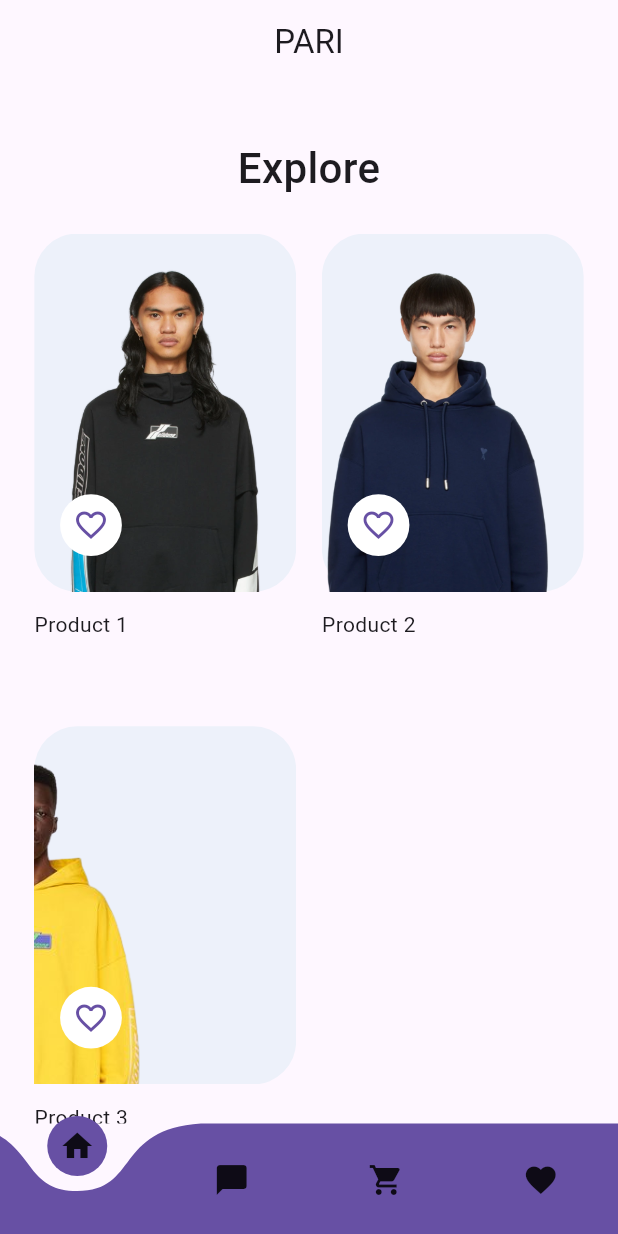
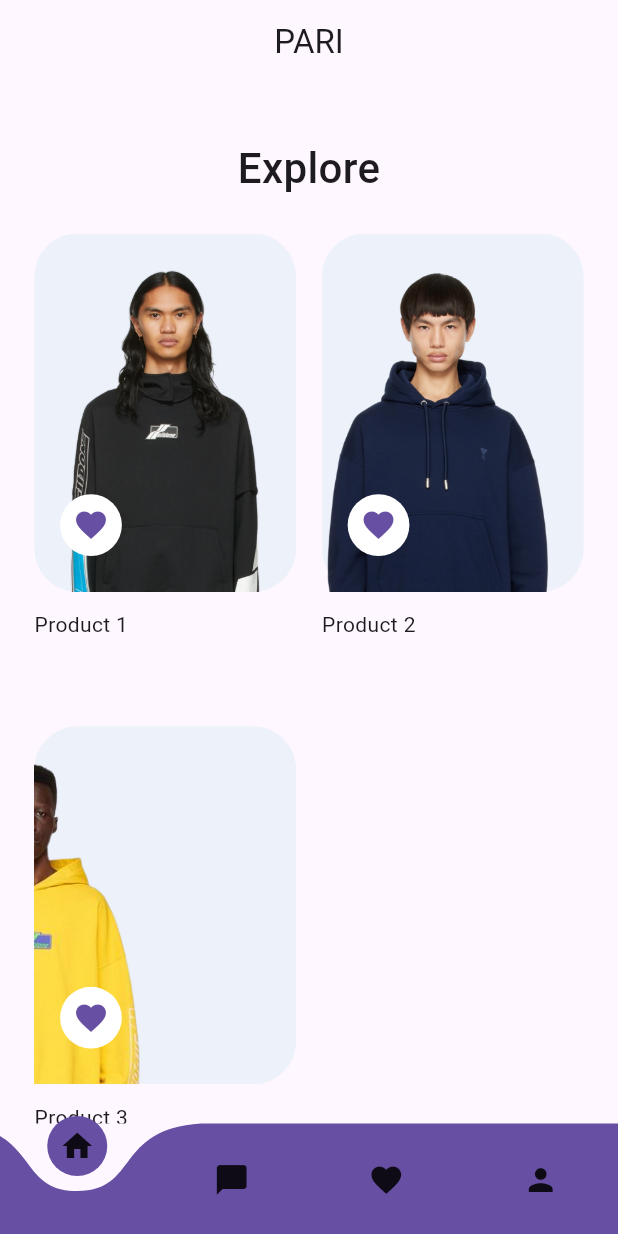
Before and after one commit to ACMHacettepeDevelopers/Pari-gsc, a Flutter app: the screen it shows after launch, after a tap on "I agree", on a phone screen of 412 x 824 dp. Run offline on Flutter 3.47's test engine with Material 3 defaults, Android fonts, the phone set to English and light mode, and no system bars; drawn by our look-alikes of curved_navigation_bar; our stand-ins replace carousel_slider, cloud_firestore, firebase_auth, firebase_core, flutter_chat_types, flutter_chat_ui and 4 more; accounts and stored records are empty.

Commit message:
user screen and favorites page added

```diff
--- a/lib/views/base_view.dart
+++ b/lib/views/base_view.dart
@@ -4,6 +4,8 @@ import 'package:pari_gsc/views/chat_view.dart';
 import 'package:pari_gsc/views/home.dart';
 import 'package:pari_gsc/views/cart_view.dart';
 import 'package:pari_gsc/views/favorites_view.dart';
+import 'package:pari_gsc/views/userScreen.dart';
+import 'package:pari_gsc/views/user_profile_view.dart';
 
 class BaseView extends StatefulWidget {
   BaseView({Key? key}) : super(key: key);
@@ -18,8 +20,8 @@ class _BaseViewState extends State<BaseView> {
   final List<Widget> _pages = [
     HomeView(),
     ChatView(),
-    CartView(),
-    HomeView(),
+    FavoritesView(),
+    UserProfileView(),
   ];
 
   void _onItemTapped(int index) {
@@ -47,8 +49,8 @@ class _BaseViewState extends State<BaseView> {
         items: [
           Icon(Icons.home),
           Icon(Icons.chat_bubble),
-          Icon(Icons.shopping_cart),
           Icon(Icons.favorite),
+          Icon(Icons.person),
         ],
       ),
     );
--- a/lib/views/favorites_view.dart
+++ b/lib/views/favorites_view.dart
@@ -1,15 +1,110 @@
+import 'package:cloud_firestore/cloud_firestore.dart';
 import 'package:flutter/material.dart';
+import 'package:flutter/services.dart';
+import 'package:pari_gsc/models/product_model.dart';
+import 'package:flutter_screenutil/flutter_screenutil.dart';
+import 'package:pari_gsc/widgets/product_item.dart';
 
 class FavoritesView extends StatefulWidget {
-  const FavoritesView({super.key});
+  const FavoritesView({Key? key}) : super(key: key);
 
   @override
-  State<FavoritesView> createState() => _FavoritesViewState();
+  _FavoritesViewState createState() => _FavoritesViewState();
 }
 
 class _FavoritesViewState extends State<FavoritesView> {
+  final List<ProductModel> products = [
+    ProductModel(
+      productId: '1',
+      productOwner: 'Owner 1',
+      productTitle: 'Product 1',
+      productPhotos: [
+        'assets/images/product1.png',
+        'assets/images/product2.png',
+        'assets/images/product3.png',
+      ],
+      productDescription: 'Description 1',
+      creationDate: Timestamp.now(),
+      lastUpdateDate: Timestamp.now(),
+      interestedUsers: ['user1', 'user2'],
+    ),
+    ProductModel(
+      productId: '3',
+      productOwner: 'Owner 3',
+      productTitle: 'Product 3',
+      productPhotos: [
+        'assets/images/product3.png',
+        'assets/images/product1.png'
+      ],
+      productDescription: 'Description 3',
+      creationDate: Timestamp.now(),
+      lastUpdateDate: Timestamp.now(),
+      interestedUsers: ['user5', 'user6'],
+    ),
+  ];
+
   @override
   Widget build(BuildContext context) {
-    return const Placeholder();
+    return Scaffold(
+      body: Padding(
+        padding: EdgeInsets.symmetric(horizontal: 20.w),
+        child: ListView(
+          children: [
+            30.verticalSpace,
+            Center(
+              child: const ScreenTitle(
+                title: 'FAVORITES',
+                fontSize: 28.0,
+                fontWeight: FontWeight.w500,
+                fontFamily: 'Roboto',
+              ),
+            ),
+            20.verticalSpace,
+            GridView.builder(
+              gridDelegate: SliverGridDelegateWithFixedCrossAxisCount(
+                crossAxisCount: 2,
+                crossAxisSpacing: 15.w,
+                mainAxisSpacing: 15.h,
+                mainAxisExtent: 260.h,
+              ),
+              shrinkWrap: true,
+              primary: false,
+              itemCount: products.length,
+              itemBuilder: (context, index) => ProductItem(
+                product: products[index],
+              ),
+            ),
+            10.verticalSpace,
+          ],
+        ),
+      ),
+    );
   }
 }
+
+class ScreenTitle extends StatelessWidget {
+  final String title;
+  final double fontSize;
+  final FontWeight fontWeight;
+  final String fontFamily;
+
+  const ScreenTitle({
+    Key? key,
+    required this.title,
+    this.fontSize = 24.0,
+    this.fontWeight = FontWeight.normal,
+    this.fontFamily = 'Roboto',
+  }) : super(key: key);
+
+  @override
+  Widget build(BuildContext context) {
+    return Text(
+      title,
+      style: TextStyle(
+        fontSize: fontSize,
+        fontWeight: fontWeight,
+        fontFamily: fontFamily,
+      ),
+    );
+  }
+}
--- /dev/null
+++ b/lib/views/user_profile_view.dart
@@ -0,0 +1,173 @@
+import 'package:flutter/material.dart';
+import 'dart:ui';
+import 'package:cloud_firestore/cloud_firestore.dart';
+import 'package:flutter/services.dart';
+import 'package:pari_gsc/models/product_model.dart';
+import 'package:flutter_screenutil/flutter_screenutil.dart';
+import 'package:pari_gsc/views/userScreen.dart';
+import 'package:pari_gsc/widgets/product_item.dart';
+
+class UserProfileView extends StatelessWidget {
+  const UserProfileView({Key? key}) : super(key: key);
+
+  @override
+  Widget build(BuildContext context) {
+    final List<String> tabs = <String>['Posts', 'Profile'];
+    final List<ProductModel> products = [
+      ProductModel(
+        productId: '1',
+        productOwner: 'Owner 1',
+        productTitle: 'Product 1',
+        productPhotos: [
+          'assets/images/product1.png',
+          'assets/images/product2.png',
+          'assets/images/product3.png',
+        ],
+        productDescription: 'Description 1',
+        creationDate: Timestamp.now(),
+        lastUpdateDate: Timestamp.now(),
+        interestedUsers: ['user1', 'user2'],
+      ),
+      ProductModel(
+        productId: '3',
+        productOwner: 'Owner 3',
+        productTitle: 'Product 3',
+        productPhotos: [
+          'assets/images/product3.png',
+          'assets/images/product1.png'
+        ],
+        productDescription: 'Description 3',
+        creationDate: Timestamp.now(),
+        lastUpdateDate: Timestamp.now(),
+        interestedUsers: ['user5', 'user6'],
+      ),
+    ];
+    return DefaultTabController(
+      length: tabs.length,
+      child: Scaffold(
+        body: NestedScrollView(
+          headerSliverBuilder: (BuildContext context, bool innerBoxIsScrolled) {
+            return <Widget>[
+              SliverOverlapAbsorber(
+                handle:
+                    NestedScrollView.sliverOverlapAbsorberHandleFor(context),
+                sliver: SliverAppBar(
+                  expandedHeight: 200.0,
+                  pinned: true,
+                  flexibleSpace: FlexibleSpaceBar(
+                    title: const Text('Zeynep Yeşilkaya'),
+                    background: Stack(
+                      fit: StackFit.expand,
+                      children: [
+                        const DecoratedBox(
+                          decoration: BoxDecoration(
+                            gradient: LinearGradient(
+                              begin: Alignment(0.0, 0.5),
+                              end: Alignment(0.0, 0.0),
+                              colors: <Color>[
+                                Color(0x60000000),
+                                Color(0x00000000),
+                              ],
+                            ),
+                          ),
+                        ),
+                        Center(
+                          child: ClipOval(
+                            child: BackdropFilter(
+                              filter:
+                                  ImageFilter.blur(sigmaX: 5.0, sigmaY: 5.0),
+                              child: Container(
+                                width: 100.0,
+                                height: 100.0,
+                                decoration: BoxDecoration(
+                                  color:
+                                      Colors.deepPurpleAccent.withOpacity(0.2),
+                                ),
+                                child: const Center(
+                                  child: Icon(Icons.person),
+                                ),
+                              ),
+                            ),
+                          ),
+                        ),
+                      ],
+                    ),
+                  ),
+                ),
+              ),
+              SliverPersistentHeader(
+                delegate: _SliverAppBarDelegate(
+                  TabBar(
+                    tabs: tabs.map((String name) => Tab(text: name)).toList(),
+                  ),
+                ),
+                pinned: true,
+              ),
+            ];
+          },
+          body: TabBarView(
+            children: [
+              // Posts Tab
+              Center(
+                child: Scaffold(
+                  body: Padding(
+                    padding: EdgeInsets.symmetric(horizontal: 20.w),
+                    child: ListView(
+                      children: [
+                        70.verticalSpace,
+                        GridView.builder(
+                          gridDelegate:
+                              SliverGridDelegateWithFixedCrossAxisCount(
+                            crossAxisCount: 2,
+                            crossAxisSpacing: 15.w,
+                            mainAxisSpacing: 15.h,
+                            mainAxisExtent: 260.h,
+                          ),
+                          shrinkWrap: true,
+                          primary: false,
+                          itemCount: products.length,
+                          itemBuilder: (context, index) => ProductItem(
+                            product: products[index],
+                          ),
+                        ),
+                        10.verticalSpace,
+                      ],
+                    ),
+                  ),
+                ),
+              ),
+
+              // Profile Tab
+              UserView(),
+            ],
+          ),
+        ),
+      ),
+    );
+  }
+}
+
+class _SliverAppBarDelegate extends SliverPersistentHeaderDelegate {
+  _SliverAppBarDelegate(this.tabBar);
+
+  final TabBar tabBar;
+
+  @override
+  double get minExtent => tabBar.preferredSize.height;
+  @override
+  double get maxExtent => tabBar.preferredSize.height;
+
+  @override
+  Widget build(
+      BuildContext context, double shrinkOffset, bool overlapsContent) {
+    return Container(
+      color: Theme.of(context).scaffoldBackgroundColor,
+      child: tabBar,
+    );
+  }
+
+  @override
+  bool shouldRebuild(_SliverAppBarDelegate oldDelegate) {
+    return false;
+  }
+}
--- a/lib/widgets/product_item.dart
+++ b/lib/widgets/product_item.dart
@@ -66,7 +66,7 @@ class _ProductItemState extends State<ProductItem> {
                     radius: 18.r,
                     backgroundColor: Colors.white,
                     child: Icon(
-                      Icons.favorite_border,
+                      Icons.favorite,
                       color: theme.primaryColor,
                     ),
                   ),
```
Also changed, not shown: lib/views/userScreen.dart (+11 -19 lines), pubspec.lock.
